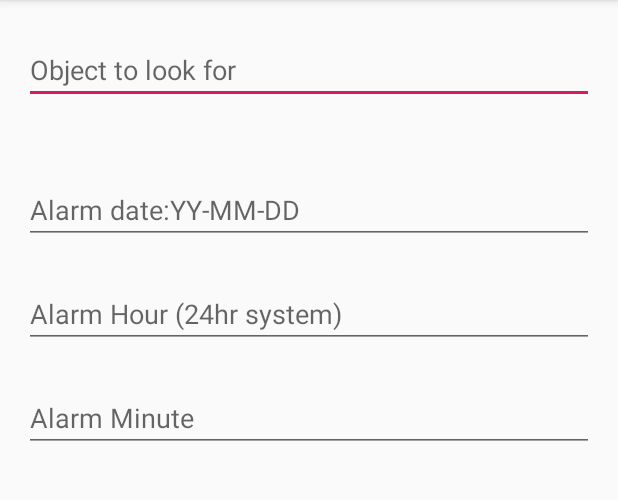
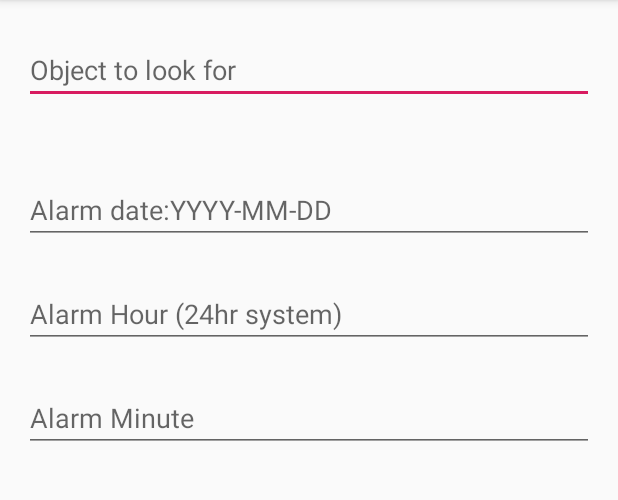
Before and after one commit to RedRussianBear/ClarifaiAlarm, an Android app: the screen it shows after launch (MainActivity), on a phone screen of 412 x 824 dp, the part 84-584 px from its top. Run offline under Robolectric (Android 15) with nearby library versions, the phone set to English and light mode, and no system bars.

Commit message:
Some cleanup

```diff
--- a/app/src/main/java/com/mkhrenov/clarifaialarm/AlarmActivity.java
+++ b/app/src/main/java/com/mkhrenov/clarifaialarm/AlarmActivity.java
@@ -36,7 +36,7 @@ public class AlarmActivity extends AppCompatActivity {
         protected Boolean doInBackground(File... images) {
             info.setText("Processing...");
 
-            ClarifaiClient client = new ClarifaiBuilder("eb1ba82793454a1fba4be27bcbcf49c2").buildSync();
+            ClarifaiClient client = new ClarifaiBuilder("YOUR_API_TOKEN").buildSync();
             List<ClarifaiOutput<Concept>> predictionResults;
 
             for (File image : images) {
--- a/app/src/main/res/values/strings.xml
+++ b/app/src/main/res/values/strings.xml
@@ -2,7 +2,7 @@
     <string name="app_name">Clarifai Alarm</string>
     <string name="button_text_alarm">Take Photo</string>
     <string name="object_hint">Object to look for</string>
-    <string name="date_hint">Alarm date:YY-MM-DD</string>
+    <string name="date_hint">Alarm date:YYYY-MM-DD</string>
     <string name="hour_hint">Alarm Hour (24hr system)</string>
     <string name="title_activity_alarm">AlarmActivity</string>
     <string name="button_text_main">Set Alarm</string>
```
